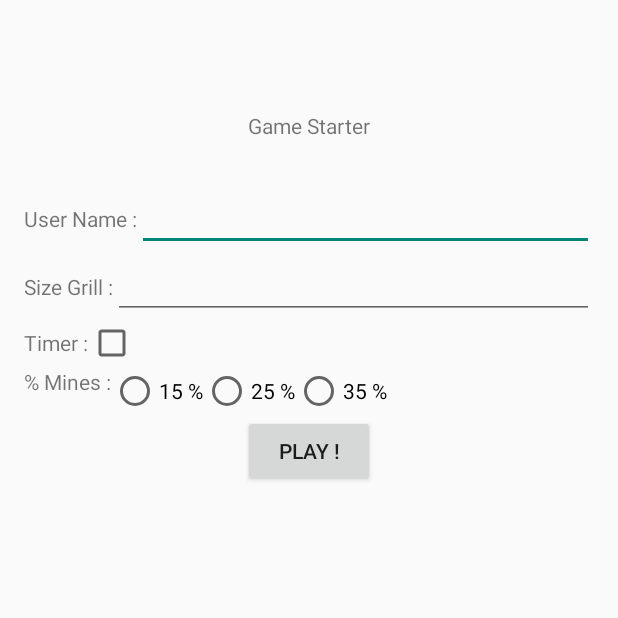
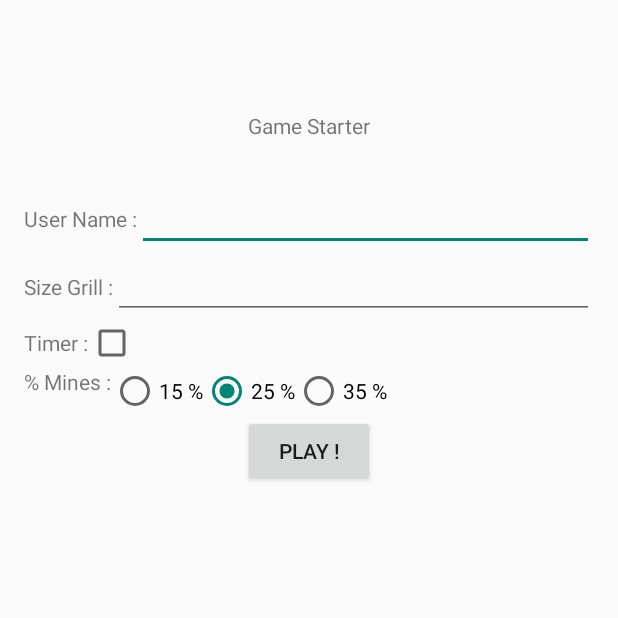
Before and after one commit to gabriel-hurtado/MineSweeper, an Android app: the GameStarterActivity screen opened directly, with no data from a screen before it, on a phone screen of 412 x 824 dp, the top half of it. Run offline under Robolectric (Android 15) with nearby library versions, the phone set to English and light mode, and no system bars.

Commit message:
Consigne 25% de mines par défaut

```diff
--- a/app/src/main/res/layout/activity_game_starter.xml
+++ b/app/src/main/res/layout/activity_game_starter.xml
@@ -107,7 +107,8 @@
                 android:id="@+id/radio_button2"
                 android:layout_height="wrap_content"
                 android:layout_width="wrap_content"
-                android:text="@string/MediumMinesRadioButton"/>
+                android:text="@string/MediumMinesRadioButton"
+                android:checked="true" />
             <RadioButton
                 android:id="@+id/radio_button3"
                 android:layout_height="wrap_content"
```
